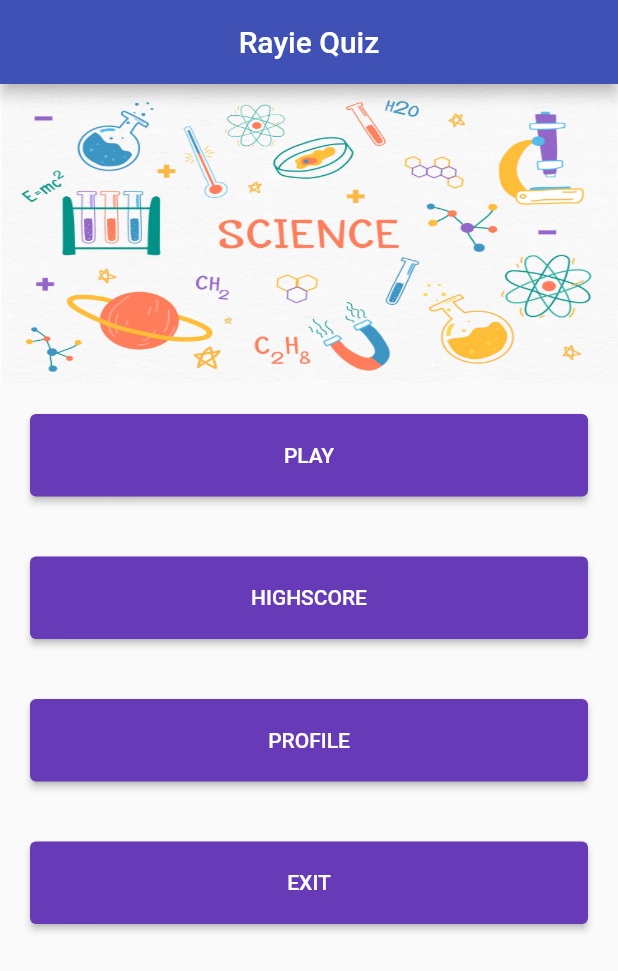
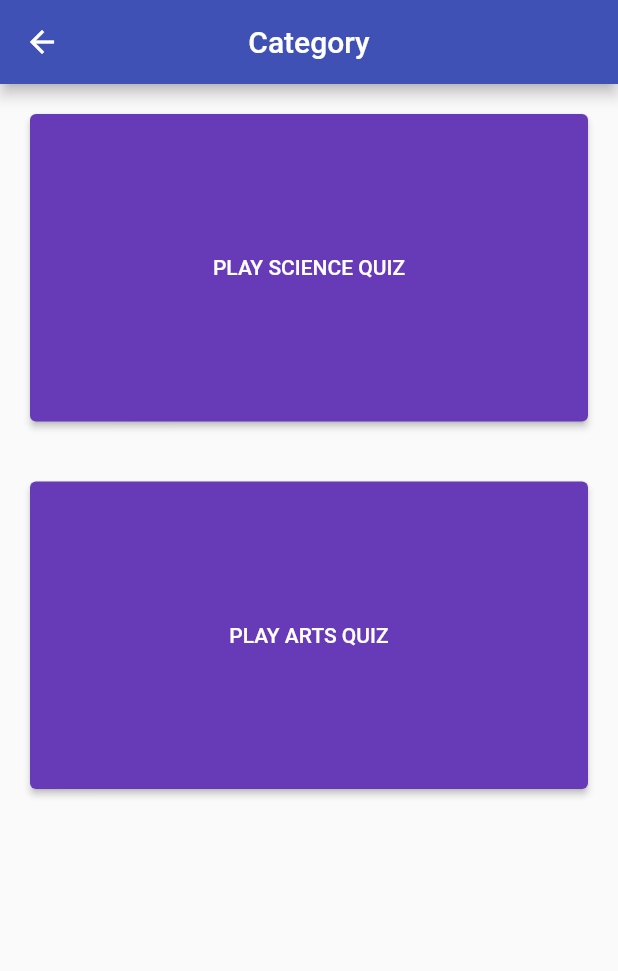
Before and after one commit to edrazi90/Dart-Quiz-Game, a Flutter app: the screen it shows after launch, after a tap on "PLAY", on a phone screen of 412 x 824 dp. Shown: the top 971 px of the screen. Run offline on Flutter 3.47's test engine with Material 2 defaults, Android fonts, the phone set to English and light mode, and no system bars.

Commit message:
project files

```diff
--- a/Rayie_Quizz/lib/arts.dart
+++ b/Rayie_Quizz/lib/arts.dart
@@ -81,12 +81,12 @@ class _ArtsPageState extends State<ArtsPage> {
     return Scaffold(
 
        appBar: AppBar(
-        backgroundColor: Color(0xFFF7C229),
+        backgroundColor: Colors.indigo,
 
         title: Text('QUIZ',style: TextStyle(fontSize: 22,fontWeight: FontWeight.bold),),
         centerTitle: true,
       ),
-      backgroundColor: Color(0xFFF4F3E3),
+       backgroundColor: Color(0xFFF4F3E3),
 
       body: Builder(
               builder : (BuildContext context) => Container(
--- /dev/null
+++ b/Rayie_Quizz/lib/category.dart
@@ -0,0 +1,72 @@
+import 'package:flutter/material.dart';
+
+import 'arts.dart';
+import 'science.dart';
+
+class CategoryPage extends StatefulWidget {
+  CategoryPage({Key key, this.title}) : super(key: key);
+  final String title;
+
+  @override
+  _CategoryPageState createState() => _CategoryPageState();
+}
+
+class _CategoryPageState extends State<CategoryPage> {
+
+
+  @override
+  Widget build(BuildContext context) {
+    return Scaffold(
+      appBar: AppBar(
+        title: Text("Category"),
+        backgroundColor: Colors.indigo,
+        centerTitle: true,
+      ),
+      body:
+
+       Container(
+        child: Column(
+
+
+          children: <Widget>[
+            Container(
+            margin: EdgeInsets.all(20),
+                width: double.infinity,
+                height: 205,
+                 child: ElevatedButton(
+                  child: Text('PLAY SCIENCE QUIZ'),
+                  onPressed: () {
+                    Navigator.push(
+                      context,
+                      MaterialPageRoute(builder: (context) => SciencePage()),
+                    );
+                  },
+                ),
+                        ),
+
+
+
+             Container(
+            margin: EdgeInsets.all(20),
+                width: double.infinity,
+                height: 205,
+                 child: ElevatedButton(
+                  child: Text('PLAY ARTS QUIZ'),
+                  onPressed: () {
+                    Navigator.push(
+                      context,
+                      MaterialPageRoute(builder: (context) => ArtsPage()),
+                    );
+                  },
+                ),
+                        ),
+
+
+
+
+          ],
+        ),
+      ),
+    );
+  }
+}
--- a/Rayie_Quizz/lib/home.dart
+++ b/Rayie_Quizz/lib/home.dart
@@ -1,3 +1,4 @@
+import 'package:Rayie_Quizz/category.dart';
 import 'package:flutter/material.dart';
 
 class MyHomePage extends StatefulWidget {
@@ -23,62 +24,50 @@ class _MyHomePageState extends State<MyHomePage> {
       body: Container(
         child: Column(
           children: <Widget>[
-
             Container(
-              height:200,
+              height: 200,
               width: 500,
               decoration: BoxDecoration(
                   image: DecorationImage(
-                        image: AssetImage("images/science.jpg"),
-                        fit: BoxFit.fill
-
-                        )
+                      image: AssetImage("images/quizz.jpg"), fit: BoxFit.fill)),
             ),
-                        ),
-
-
             Container(
                 margin: EdgeInsets.all(20),
                 width: double.infinity,
-                height: 55,
+                height: 45,
                 child: ElevatedButton(
                   child: Text('PLAY'),
-                  onPressed: (){},
+                  onPressed: () {
+                    Navigator.push(
+                      context,
+                      MaterialPageRoute(builder: (context) => CategoryPage()),
+                    );
+                  },
                 )),
-
-
             Container(
                 margin: EdgeInsets.all(20),
                 width: double.infinity,
-                height: 55,
+                height: 45,
                 child: ElevatedButton(
                   child: Text('HIGHSCORE'),
-                  onPressed: (){},
+                  onPressed: () {},
                 )),
-
-
             Container(
                 margin: EdgeInsets.all(20),
                 width: double.infinity,
-                height: 55,
+                height: 45,
                 child: ElevatedButton(
                   child: Text('PROFILE'),
-                  onPressed: (){},
+                  onPressed: () {},
                 )),
-
             Container(
                 margin: EdgeInsets.all(20),
                 width: double.infinity,
-                height: 55,
+                height: 45,
                 child: ElevatedButton(
                   child: Text('EXIT'),
-                  onPressed: (){},
+                  onPressed: () {},
                 )),
-
-
-
-
-
           ],
         ),
       ),
--- a/Rayie_Quizz/lib/science.dart
+++ b/Rayie_Quizz/lib/science.dart
@@ -81,7 +81,7 @@ class _SciencePageState extends State<SciencePage> {
     return Scaffold(
 
        appBar: AppBar(
-        backgroundColor: Color(0xFFF7C229),
+        backgroundColor: Colors.indigo,
 
         title: Text('QUIZ',style: TextStyle(fontSize: 22,fontWeight: FontWeight.bold),),
         centerTitle: true,
--- a/Rayie_Quizz/pubspec.yaml
+++ b/Rayie_Quizz/pubspec.yaml
@@ -47,6 +47,9 @@ flutter:
   # To add assets to your application, add an assets section, like this:
   assets:
      - images/science.jpg
+     - images/quizz.jpg
+     - images/quiz.jpg
+     - images/arts.jpg
   #   - images/a_dot_ham.jpeg
 
   # An image asset can refer to one or more resolution-specific "variants", see
```
Also changed, not shown: Rayie_Quizz/images/py.png (deleted), Rayie_Quizz/images/quiz.jpg (added), Rayie_Quizz/images/quizr.jpg (added), Rayie_Quizz/images/quizz.jpg (added). Lines whose indentation alone changed are shown as unchanged.
